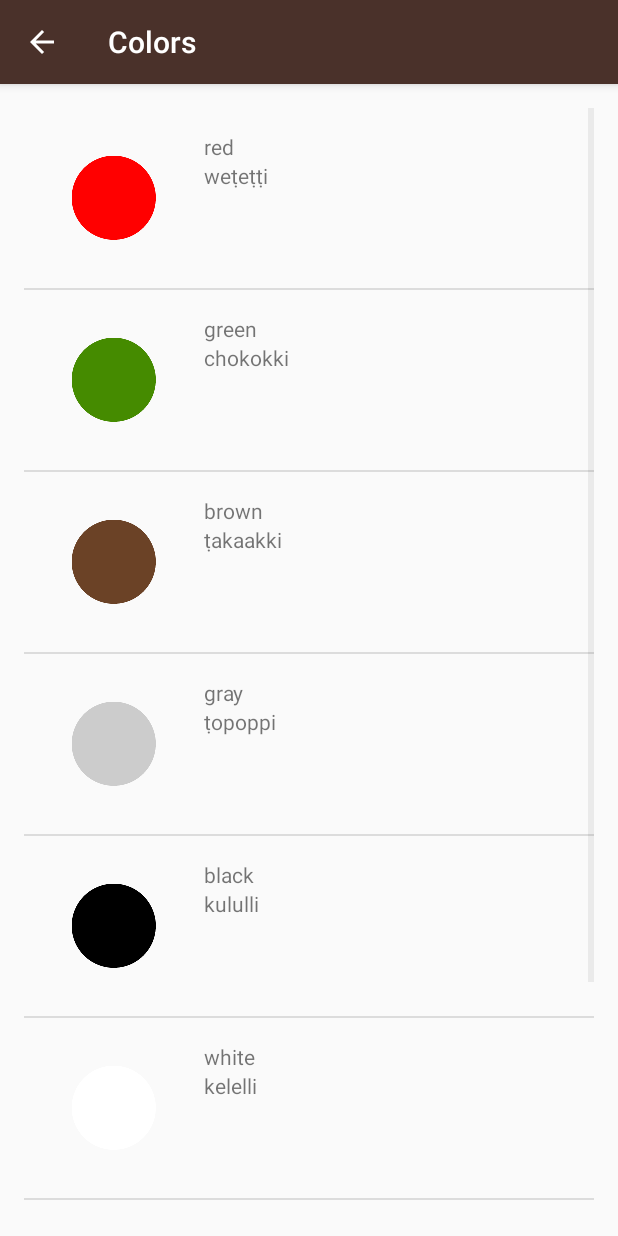
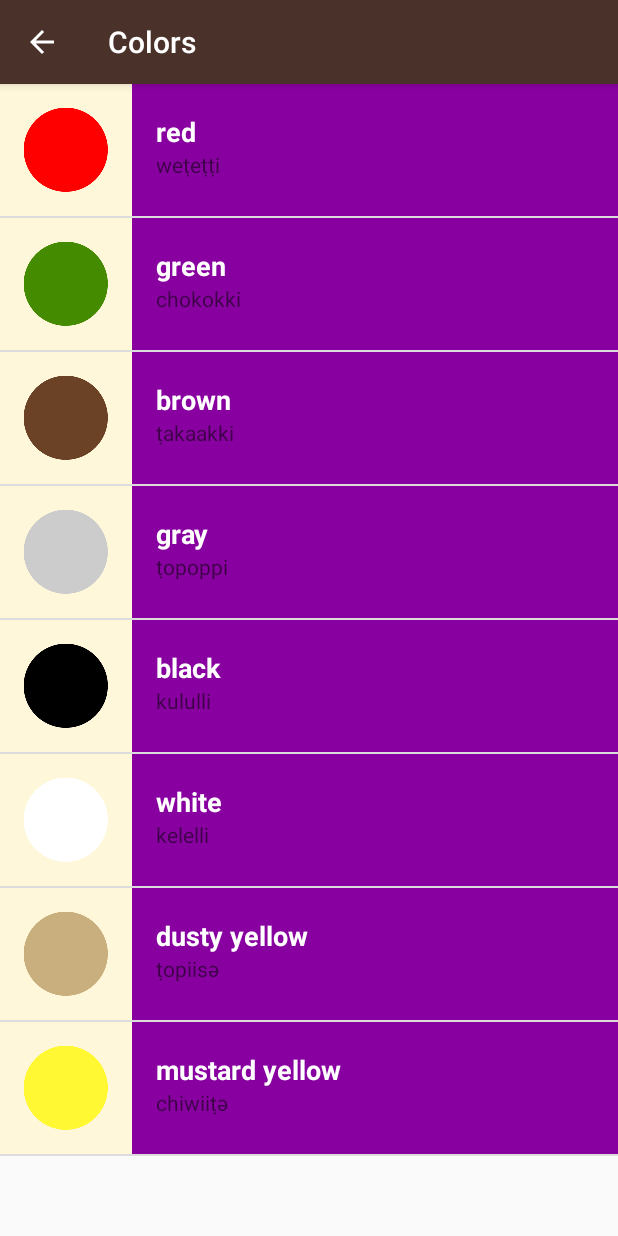
Before and after one commit to pedpess/android-miwok, an Android app: the ColorsActivity screen opened directly, with no data from a screen before it, on a phone screen of 412 x 824 dp. Run offline under Robolectric (Android 15) with nearby library versions, the phone set to English and light mode, and no system bars.

Commit message:
Add a new feature to change the colors of each activity adapter

```diff
--- a/app/src/main/java/com/example/android/miwok/ColorsActivity.java
+++ b/app/src/main/java/com/example/android/miwok/ColorsActivity.java
@@ -42,7 +42,7 @@ public class ColorsActivity extends AppCompatActivity {
 
 
         WordAdapter adapter =
-                new WordAdapter(this, words);
+                new WordAdapter(this, words, R.color.category_colors);
 
 
         ListView listView = (ListView) findViewById(R.id.list);
--- a/app/src/main/java/com/example/android/miwok/FamilyActivity.java
+++ b/app/src/main/java/com/example/android/miwok/FamilyActivity.java
@@ -43,7 +43,7 @@ public class FamilyActivity extends AppCompatActivity {
 
 
         WordAdapter adapter =
-                new WordAdapter(this, words);
+                new WordAdapter(this, words, R.color.category_family);
 
 
         ListView listView = (ListView) findViewById(R.id.list);
--- a/app/src/main/java/com/example/android/miwok/NumbersActivity.java
+++ b/app/src/main/java/com/example/android/miwok/NumbersActivity.java
@@ -44,7 +44,7 @@ public class NumbersActivity extends AppCompatActivity {
 
 
         WordAdapter adapter =
-                new WordAdapter(this, words);
+                new WordAdapter(this, words, R.color.category_numbers);
 
 
         ListView listView = (ListView) findViewById(R.id.list);
--- a/app/src/main/java/com/example/android/miwok/PhrasesActivity.java
+++ b/app/src/main/java/com/example/android/miwok/PhrasesActivity.java
@@ -43,7 +43,7 @@ public class PhrasesActivity extends AppCompatActivity {
 
 
         WordAdapter adapter =
-                new WordAdapter(this, words);
+                new WordAdapter(this, words, R.color.category_phrases);
 
 
         ListView listView = (ListView) findViewById(R.id.list);
--- a/app/src/main/java/com/example/android/miwok/WordAdapter.java
+++ b/app/src/main/java/com/example/android/miwok/WordAdapter.java
@@ -2,6 +2,7 @@ package com.example.android.miwok;
 
 import android.app.Activity;
 import android.content.Context;
+import android.support.v4.content.ContextCompat;
 import android.view.LayoutInflater;
 import android.view.View;
 import android.view.ViewGroup;
@@ -19,8 +20,12 @@ import java.util.List;
  */
 public class WordAdapter extends ArrayAdapter<Word> {
 
-    public WordAdapter(Activity context, ArrayList<Word> words) {
+    private int mColorResourceId;
+
+
+    public WordAdapter(Activity context, ArrayList<Word> words, int colorResourceId) {
         super(context, 0, words);
+        this.mColorResourceId = colorResourceId;
     }
 
     @Override
@@ -51,6 +56,12 @@ public class WordAdapter extends ArrayAdapter<Word> {
             iconView.setVisibility(View.GONE);
         }
 
+        View textContainer = listItemView.findViewById(R.id.text_container);
+
+        int color = ContextCompat.getColor(getContext(), mColorResourceId);
+
+        textContainer.setBackgroundColor(color);
+
         return listItemView;
     }
 }
--- a/app/src/main/res/layout/list_item.xml
+++ b/app/src/main/res/layout/list_item.xml
@@ -4,13 +4,14 @@
     android:layout_width="match_parent"
     android:layout_height="match_parent"
     android:orientation="horizontal"
-    android:padding="16dp">
+    android:minHeight="@dimen/list_item_height"
+    android:background="@color/tan_background">
 
     <ImageView
         android:id="@+id/image"
-        android:layout_width="wrap_content"
-        android:layout_height="wrap_content"
-        android:src="@mipmap/ic_launcher" />
+        android:layout_width="@dimen/list_item_height"
+        android:layout_height="@dimen/list_item_height"
+        />
 
 
     <LinearLayout
@@ -18,18 +19,26 @@
         android:paddingLeft="16dp"
         android:layout_width="match_parent"
         android:layout_height="match_parent"
-        android:orientation="vertical">
+        android:orientation="vertical"
+        >
 
         <TextView
             android:id="@+id/miwok_text_view"
+            android:layout_weight="1"
             android:layout_width="match_parent"
-            android:layout_height="wrap_content"
+            android:layout_height="0dp"
+            android:gravity="bottom"
+            android:textAppearance="?android:textAppearanceMedium"
+            android:textColor="@android:color/white"
+            android:textStyle="bold"
             tools:text="lutti" />
 
         <TextView
+            android:layout_width="match_parent"
             android:id="@+id/default_text_view"
-            android:layout_width="match_parent"
-            android:layout_height="wrap_content"
+            android:layout_weight="1"
+            android:layout_height="0dp"
+            android:gravity="top"
             tools:text="one" />
     </LinearLayout>
 
--- a/app/src/main/res/layout/word_list.xml
+++ b/app/src/main/res/layout/word_list.xml
@@ -5,6 +5,6 @@
     android:orientation="vertical"
     android:layout_width="match_parent"
     android:layout_height="match_parent"
-    android:padding="16dp">
+    >
 
 </ListView>
--- a/app/src/main/res/values/dimens.xml
+++ b/app/src/main/res/values/dimens.xml
@@ -16,6 +16,5 @@
     <!-- Height of each list item -->
     <dimen name="list_item_height">88dp</dimen>
     <!-- Default screen margins, per the Android Design guidelines. -->
-    <dimen name="activity_horizontal_margin">16dp</dimen>
-    <dimen name="activity_vertical_margin">16dp</dimen>
+
 </resources>
```
Also changed, not shown: app/src/main/res/values-w820dp/dimens.xml (deleted, +0 -20 lines), 1 other file.
